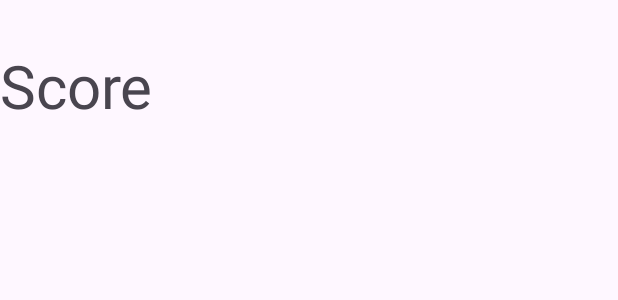
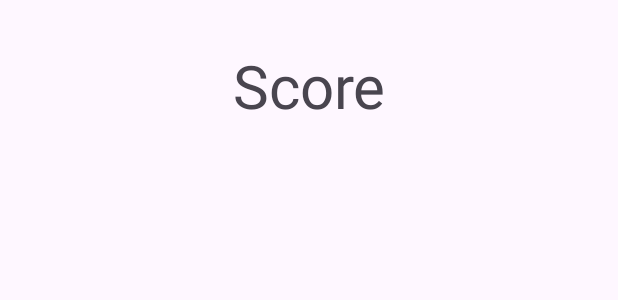
Before and after one commit to mandresik/Darts-Counter, an Android app: the layout activity_game.xml on its own in the app's theme, with its tools: preview values and no code run, on a phone screen of 412 x 824 dp. Shown: the top 300 px of the screen. Run offline under Robolectric (Android 15) with nearby library versions, the phone set to English and light mode, and no system bars.

Commit message:
CreateGame & Game Screens connected
Screens has been connected via Play button, passing array with players. Passing arguments will be changed.

```diff
--- a/app/build.gradle.kts
+++ b/app/build.gradle.kts
@@ -46,6 +46,7 @@ dependencies {
     implementation("androidx.appcompat:appcompat:1.6.1")
     implementation("com.google.android.material:material:1.11.0")
     implementation("androidx.constraintlayout:constraintlayout:2.1.4")
+    implementation("androidx.lifecycle:lifecycle-viewmodel-compose:2.7.0")
     testImplementation("junit:junit:4.13.2")
     androidTestImplementation("androidx.test.ext:junit:1.1.5")
     androidTestImplementation("androidx.test.espresso:espresso-core:3.5.1")
--- a/app/src/main/res/layout/activity_create_game.xml
+++ b/app/src/main/res/layout/activity_create_game.xml
@@ -21,6 +21,7 @@
             android:layout_marginTop="55dp"
             android:layout_marginEnd="50dp"
             android:text="@string/CREATE_GAME_Play"
+            android:onClick="@{ () -> viewModel.gotoGame() }"
             app:layout_constraintEnd_toEndOf="parent"
             app:layout_constraintTop_toBottomOf="@+id/textView_Player6" />
 
--- a/app/src/main/res/layout/activity_game.xml
+++ b/app/src/main/res/layout/activity_game.xml
@@ -1,18 +1,36 @@
 <?xml version="1.0" encoding="utf-8"?>
-<androidx.constraintlayout.widget.ConstraintLayout xmlns:android="http://schemas.android.com/apk/res/android"
+<layout xmlns:android="http://schemas.android.com/apk/res/android"
     xmlns:app="http://schemas.android.com/apk/res-auto"
-    xmlns:tools="http://schemas.android.com/tools"
+    xmlns:tools="http://schemas.android.com/tools">
+
+    <data>
+        <variable
+            name="viewModel"
+            type="cz.mandr.dartscounter.GameViewModel" />
+    </data>
+
+    <androidx.constraintlayout.widget.ConstraintLayout
         android:layout_width="match_parent"
         android:layout_height="match_parent"
         tools:context=".GameActivity">
 
         <TextView
-        android:id="@+id/textView2"
+            android:id="@+id/textView_Score"
             android:layout_width="wrap_content"
             android:layout_height="wrap_content"
             android:layout_marginTop="30dp"
+            android:text="@string/GAME_Score"
             android:textSize="40sp"
-        android:text="@string/GAME_Score"
-        app:layout_constraintTop_toTopOf="parent"
-        tools:layout_editor_absoluteX="174dp" />
+            app:layout_constraintEnd_toEndOf="parent"
+            app:layout_constraintStart_toStartOf="parent"
+            app:layout_constraintTop_toTopOf="parent" />
+
+        <TextView
+            android:id="@+id/textView_Game_Player1"
+            android:layout_width="wrap_content"
+            android:layout_height="wrap_content"
+            android:text="@{ viewModel.players[0] }"
+            tools:layout_editor_absoluteX="46dp"
+            tools:layout_editor_absoluteY="122dp" />
     </androidx.constraintlayout.widget.ConstraintLayout>
+</layout>
```
Also changed, not shown: app/src/main/java/cz/mandr/dartscounter/CreateGameActivity.kt (+12 -0 lines), app/src/main/java/cz/mandr/dartscounter/CreateGameViewModel.kt (+7 -1 lines), app/src/main/java/cz/mandr/dartscounter/GameActivity.kt (+21 -0 lines), app/src/main/java/cz/mandr/dartscounter/GameViewModel.kt (+13 -0 lines). Lines whose indentation alone changed are shown as unchanged.
